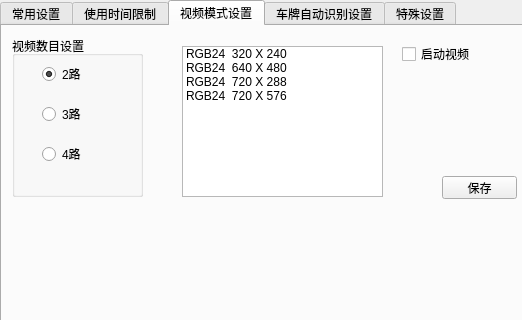
Above: UIWnd/syssetting.ui from Anne081031/WinParkUI before the change; both pictures show x 0 to 522 and y 0 to 320 of the 795 by 651 pixel window. Below: the same form after it.
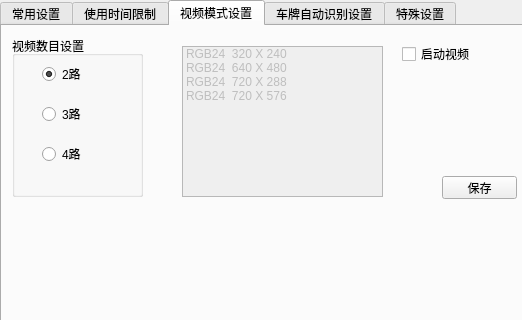
That is the form after the change. The open tabs and pages were chosen to show the change.

The edit to the form file:
```diff
--- a/UIWnd/syssetting.ui
+++ b/UIWnd/syssetting.ui
@@ -562,6 +562,9 @@
      </widget>
     </widget>
     <widget class="QListWidget" name="listWidget">
+     <property name="enabled">
+      <bool>false</bool>
+     </property>
      <property name="geometry">
       <rect>
        <x>180</x>
```
Left out of the diff: 2 changed lines with no effect on the pictures.
